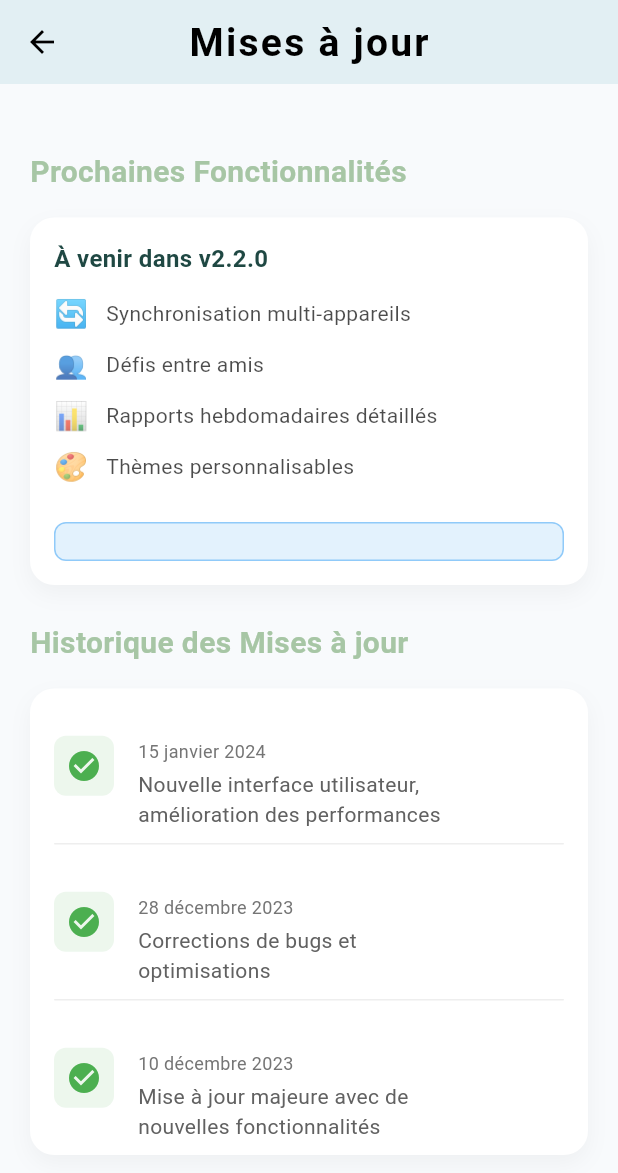
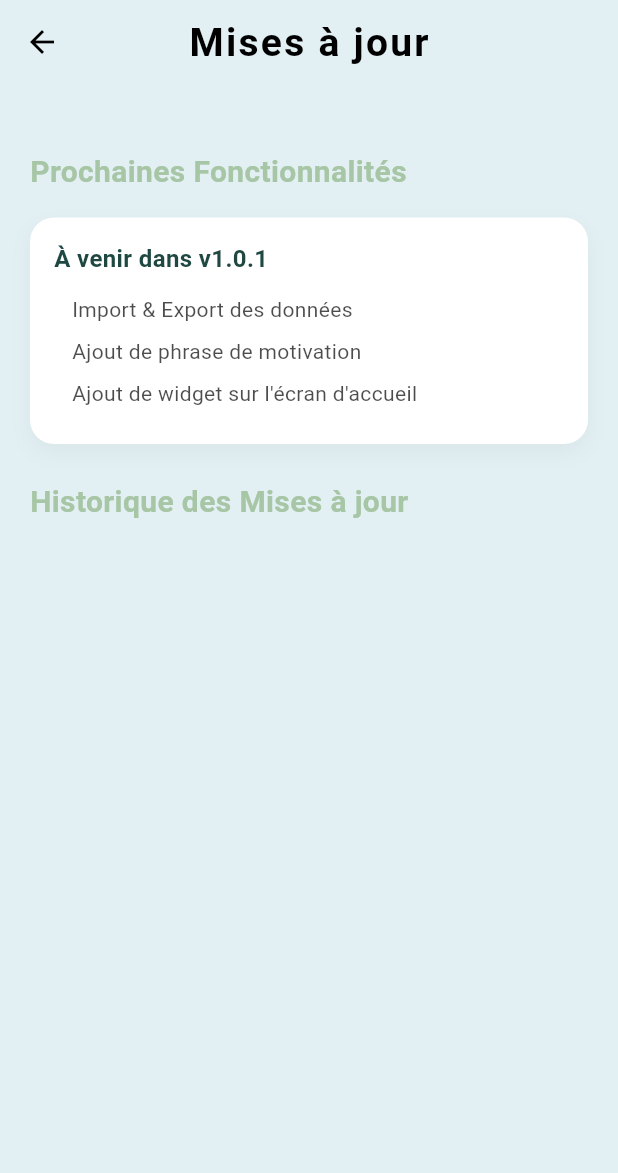
Before and after one commit to MOUSSBEKK/HabitoX, a Flutter app: the AppUpdatesScreen screen opened by its route, on a phone screen of 412 x 824 dp. Shown: the top 1173 px of the screen. Run offline on Flutter 3.47's test engine with Material 3 defaults, Android fonts, the phone set to English and light mode, and no system bars; drawn by our look-alikes of toastification; our stand-ins replace adaptive_dialog, fl_chart, flutter_heatmap_calendar, flutter_local_notifications, font_awesome_flutter, in_app_review and 4 more; missing offline and left inert: home_widget, hugeicons_pro; accounts and stored records are empty.

```diff
--- a/lib/main.dart
+++ b/lib/main.dart
@@ -18,12 +18,17 @@ import 'services/theme_service.dart';
 import 'services/language_service.dart';
 import 'services/user_profile_service.dart';
 import 'services/notification_service.dart';
+import 'services/home_widget_service.dart';
 import 'screens/settings/language_settings_screen.dart';
 import 'screens/settings/notification_settings_screen.dart';
 
 Future<void> main() async {
   WidgetsFlutterBinding.ensureInitialized();
   await initLocalStorage();
+
+  // Initialiser l'App Group ID pour iOS
+  await HomeWidgetService.initialize();
+
   final languageService = LanguageService();
   await languageService.load();
 
--- a/lib/screens/settings/app_updates_screen.dart
+++ b/lib/screens/settings/app_updates_screen.dart
@@ -12,43 +12,7 @@ class _AppUpdatesScreenState extends State<AppUpdatesScreen>
     with TickerProviderStateMixin {
   late AnimationController _refreshController;
 
-  final List<UpdateItem> _updateHistory = [
-    UpdateItem(
-      version: '2.1.0',
-      date: '15 janvier 2024',
-      description: 'Nouvelle interface utilisateur, amélioration des performances',
-      isInstalled: true,
-      features: [
-        'Interface redesignée',
-        'Performance améliorée de 40%',
-        'Nouveaux badges exclusifs',
-        'Correction de bugs mineurs'
-      ],
-    ),
-    UpdateItem(
-      version: '2.0.5',
-      date: '28 décembre 2023',
-      description: 'Corrections de bugs et optimisations',
-      isInstalled: true,
-      features: [
-        'Correction du crash au démarrage',
-        'Amélioration de la synchronisation',
-        'Optimisation de la batterie'
-      ],
-    ),
-    UpdateItem(
-      version: '2.0.0',
-      date: '10 décembre 2023',
-      description: 'Mise à jour majeure avec de nouvelles fonctionnalités',
-      isInstalled: true,
-      features: [
-        'Système de niveaux et XP',
-        'Calendrier interactif',
-        'Statistiques avancées',
-        'Mode sombre'
-      ],
-    ),
-  ];
+  final List<UpdateItem> _updateHistory = [];
 
   @override
   void initState() {
@@ -68,12 +32,7 @@ class _AppUpdatesScreenState extends State<AppUpdatesScreen>
   @override
   Widget build(BuildContext context) {
     return Scaffold(
-      appBar: AppBar(
-        title: const Text(
-          'Mises à jour',
-        ),
-      ),
-      backgroundColor: const Color(0xFFF8FAFC),
+      appBar: AppBar(title: const Text('Mises à jour')),
       body: SafeArea(
         child: SingleChildScrollView(
           padding: const EdgeInsets.all(20.0),
@@ -101,7 +60,7 @@ class _AppUpdatesScreenState extends State<AppUpdatesScreen>
             crossAxisAlignment: CrossAxisAlignment.start,
             children: [
               const Text(
-                'À venir dans v2.2.0',
+                'À venir dans v1.0.1',
                 style: TextStyle(
                   fontSize: 16,
                   fontWeight: FontWeight.w600,
@@ -109,19 +68,9 @@ class _AppUpdatesScreenState extends State<AppUpdatesScreen>
                 ),
               ),
               const SizedBox(height: 12),
-              _buildFeatureItem('🔄', 'Synchronisation multi-appareils'),
-              _buildFeatureItem('👥', 'Défis entre amis'),
-              _buildFeatureItem('📊', 'Rapports hebdomadaires détaillés'),
-              _buildFeatureItem('🎨', 'Thèmes personnalisables'),
-              const SizedBox(height: 16),
-              Container(
-                padding: const EdgeInsets.all(12),
-                decoration: BoxDecoration(
-                  color: Colors.blue.shade50,
-                  borderRadius: BorderRadius.circular(8),
-                  border: Border.all(color: Colors.blue.shade200),
-                ),
-              ),
+              _buildFeatureItem('Import & Export des données'),
+              _buildFeatureItem('Ajout de phrase de motivation'),
+              _buildFeatureItem('Ajout de widget sur l\'écran d\'accueil'),
             ],
           ),
         ),
@@ -142,7 +91,10 @@ class _AppUpdatesScreenState extends State<AppUpdatesScreen>
     );
   }
 
-  Widget _buildSection({required String title, required List<Widget> children}) {
+  Widget _buildSection({
+    required String title,
+    required List<Widget> children,
+  }) {
     return Column(
       crossAxisAlignment: CrossAxisAlignment.start,
       children: [
@@ -167,28 +119,19 @@ class _AppUpdatesScreenState extends State<AppUpdatesScreen>
               ),
             ],
           ),
-          child: Column(
-            children: children,
-          ),
+          child: Column(children: children),
         ),
       ],
     );
   }
 
-
-  Widget _buildFeatureItem(String emoji, String feature) {
+  Widget _buildFeatureItem(String feature) {
     return Padding(
       padding: const EdgeInsets.only(bottom: 8),
       child: Row(
         children: [
-          Text(emoji, style: const TextStyle(fontSize: 18)),
           const SizedBox(width: 12),
-          Expanded(
-            child: Text(
-              feature,
-              style: const TextStyle(fontSize: 14),
-            ),
-          ),
+          Expanded(child: Text(feature, style: const TextStyle(fontSize: 14))),
         ],
       ),
     );
@@ -200,39 +143,32 @@ class _AppUpdatesScreenState extends State<AppUpdatesScreen>
         padding: const EdgeInsets.all(8),
         decoration: BoxDecoration(
           color: update.isInstalled
-              ? Colors.green.withOpacity(0.1)
+              ? Theme.of(context).colorScheme.secondary.withOpacity(0.1)
               : Colors.grey.withOpacity(0.1),
           borderRadius: BorderRadius.circular(8),
         ),
         child: Icon(
           update.isInstalled ? Icons.check_circle : Icons.download,
-          color: update.isInstalled ? Colors.green : Colors.grey,
+          color: update.isInstalled
+              ? Theme.of(context).colorScheme.secondary
+              : Colors.grey,
         ),
       ),
       title: Text(
         'Version ${update.version}',
-        style: const TextStyle(
-          fontWeight: FontWeight.w600,
-          fontSize: 16,
-        ),
+        style: const TextStyle(fontWeight: FontWeight.w600, fontSize: 16),
       ),
       subtitle: Column(
         crossAxisAlignment: CrossAxisAlignment.start,
         children: [
           Text(
             update.date,
-            style: TextStyle(
-              color: Colors.grey.shade600,
-              fontSize: 12,
-            ),
+            style: TextStyle(color: Colors.grey.shade600, fontSize: 12),
           ),
           const SizedBox(height: 4),
           Text(
             update.description,
-            style: TextStyle(
-              color: Colors.grey.shade700,
-              fontSize: 14,
-            ),
+            style: TextStyle(color: Colors.grey.shade700, fontSize: 14),
           ),
         ],
       ),
@@ -244,13 +180,11 @@ class _AppUpdatesScreenState extends State<AppUpdatesScreen>
             children: [
               const Text(
                 'Nouveautés :',
-                style: TextStyle(
-                  fontWeight: FontWeight.w600,
-                  fontSize: 14,
-                ),
+                style: TextStyle(fontWeight: FontWeight.w600, fontSize: 14),
               ),
               const SizedBox(height: 8),
-              ...update.features.map((feature) => Padding(
+              ...update.features.map(
+                (feature) => Padding(
                   padding: const EdgeInsets.only(bottom: 4),
                   child: Row(
                     children: [
@@ -268,15 +202,14 @@ class _AppUpdatesScreenState extends State<AppUpdatesScreen>
                       ),
                     ],
                   ),
-              )),
+                ),
+              ),
             ],
           ),
         ),
       ],
     );
   }
-
-
 }
 
 class UpdateItem {
--- a/lib/screens/settings/language_settings_screen.dart
+++ b/lib/screens/settings/language_settings_screen.dart
@@ -28,7 +28,7 @@ class LanguageSettingsScreen extends StatelessWidget {
           child: Container(
             decoration: BoxDecoration(
               color: theme.colorScheme.primary,
-              borderRadius: BorderRadius.circular(12),
+              borderRadius: BorderRadius.circular(8),
               boxShadow: [
                 BoxShadow(
                   color: Colors.black.withOpacity(0.04),
@@ -78,7 +78,7 @@ class _LanguageTile extends StatelessWidget {
   Widget build(BuildContext context) {
     final theme = Theme.of(context);
     final isSelected = selectedCode == item.code;
-    final selectedColor = Colors.green;
+    final selectedColor = Theme.of(context).colorScheme.secondary;
     return ListTile(
       title: Text(
         item.label,
--- a/lib/services/home_widget_service.dart
+++ b/lib/services/home_widget_service.dart
@@ -6,10 +6,23 @@ import '../services/goal_service.dart';
 
 class HomeWidgetService {
   static const String androidProvider = 'ActiveGoalHeatmapWidgetReceiver';
+  static const String appGroupId = 'group.com.example.habitox';
+  static const String iOSWidgetName = 'ActiveGoalHeatmapWidget';
+  static const String data_key = 'widget_data';
 
   static const MethodChannel _channel = MethodChannel(
     'com.example.habitox/widget',
   );
+
+  // Initialise l'App Group ID pour iOS
+  static Future<void> initialize() async {
+    try {
+      await HomeWidget.setAppGroupId(appGroupId);
+      debugPrint('✅ App Group ID configuré pour iOS: $appGroupId');
+    } catch (e) {
+      debugPrint('❌ Erreur configuration App Group ID: $e');
+    }
+  }
 
   static Future<void> updateActiveGoalHeatmap(
     BuildContext context,
@@ -46,7 +59,18 @@ class HomeWidgetService {
       final String result = await _channel.invokeMethod('updateWidget');
       debugPrint('✅ Widget Glance mis à jour avec succès: $result');
     } catch (e) {
-      debugPrint('❌ Mise à jour widget Glance échouée: $e');
+      debugPrint('❌ Mise à jour widget Android échouée: $e');
+    }
+
+    try {
+      // Mise à jour pour iOS
+      await HomeWidget.updateWidget(
+        androidName: androidProvider,
+        iOSName: iOSWidgetName,
+      );
+      debugPrint('✅ Widget iOS mis à jour avec succès');
+    } catch (e) {
+      debugPrint('❌ Mise à jour widget iOS échouée: $e');
     }
   }
 
```
Also changed, not shown: lib/screens/onboarding_screen.dart (+3 -12 lines), lib/screens/settings/notification_settings_screen.dart (+2 -110 lines), lib/services/goal_service.dart (+0 -21 lines), lib/widgets/xp_animation_widget.dart (deleted, +0 -155 lines), assets/icon_launcher/logo_launcher_habitox.png. Lines whose indentation alone changed are shown as unchanged.
